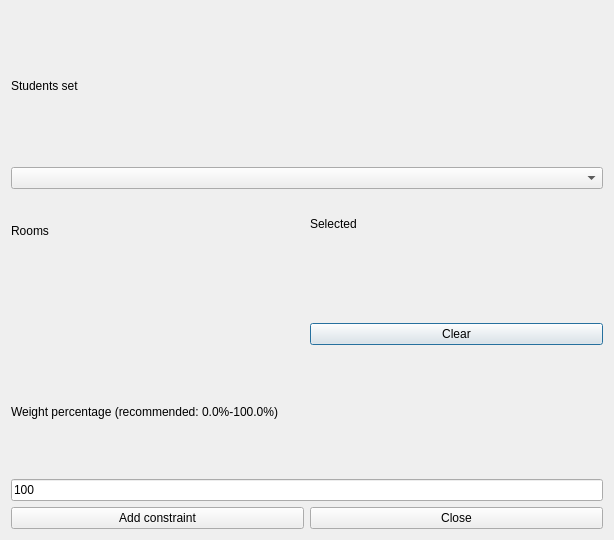
Above: src/interface/addconstraintstudentssethomeroomsform_template.ui from janLo/FET before the change. Below: the same form after it.
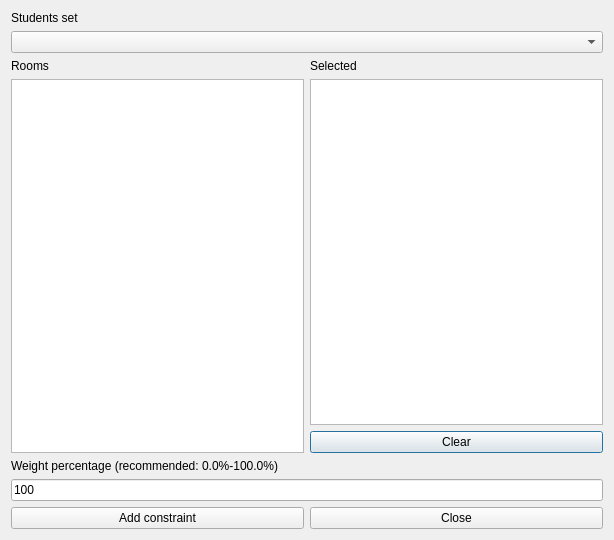
That is the form after the change. Custom widgets are drawn as their Qt base class.

What changed in the file:
```diff
--- a/src/interface/addconstraintstudentssethomeroomsform_template.ui
+++ b/src/interface/addconstraintstudentssethomeroomsform_template.ui
@@ -28,7 +28,7 @@
     <widget class="QComboBox" name="studentsComboBox"/>
    </item>
    <item row="2" column="0">
-    <layout class="QVBoxLayout">
+    <layout class="QVBoxLayout" name="verticalLayout_2">
      <item>
       <widget class="QLabel" name="roomsTextLabel">
        <property name="frameShape">
@@ -46,13 +46,7 @@
       </widget>
      </item>
      <item>
-      <widget class="Q3ListBox" name="roomsListBox">
-       <item>
-        <property name="text">
-         <string>New Item</string>
-        </property>
-       </item>
-      </widget>
+      <widget class="QListWidget" name="roomsListWidget"/>
      </item>
     </layout>
    </item>
@@ -75,13 +69,7 @@
       </widget>
      </item>
      <item>
-      <widget class="Q3ListBox" name="selectedRoomsListBox">
-       <item>
-        <property name="text">
-         <string>New Item</string>
-        </property>
-       </item>
-      </widget>
+      <widget class="QListWidget" name="selectedRoomsListWidget"/>
      </item>
      <item>
       <widget class="QPushButton" name="clearPushButton">
@@ -140,27 +128,6 @@
   </layout>
  </widget>
  <layoutdefault spacing="6" margin="11"/>
- <customwidgets>
-  <customwidget>
-   <class>Q3Frame</class>
-   <extends>QFrame</extends>
-   <header>Qt3Support/Q3Frame</header>
-   <container>1</container>
-  </customwidget>
-  <customwidget>
-   <class>Q3ListBox</class>
-   <extends>Q3Frame</extends>
-   <header>q3listbox.h</header>
-  </customwidget>
- </customwidgets>
- <tabstops>
-  <tabstop>studentsComboBox</tabstop>
-  <tabstop>roomsListBox</tabstop>
-  <tabstop>selectedRoomsListBox</tabstop>
-  <tabstop>weightLineEdit</tabstop>
-  <tabstop>addConstraintPushButton</tabstop>
-  <tabstop>closePushButton</tabstop>
- </tabstops>
  <resources/>
  <connections/>
 </ui>
```
Left out of the diff: 2 changed lines with no effect on the pictures.
